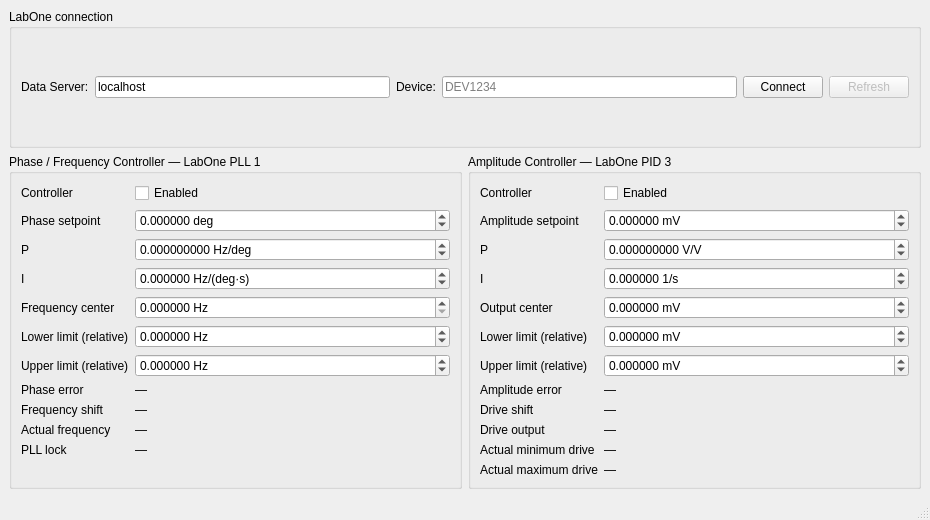
First picture: the form in mfli_oscillation_control_v0.ui, repository S73f4n/zhinstafm, before the edit.
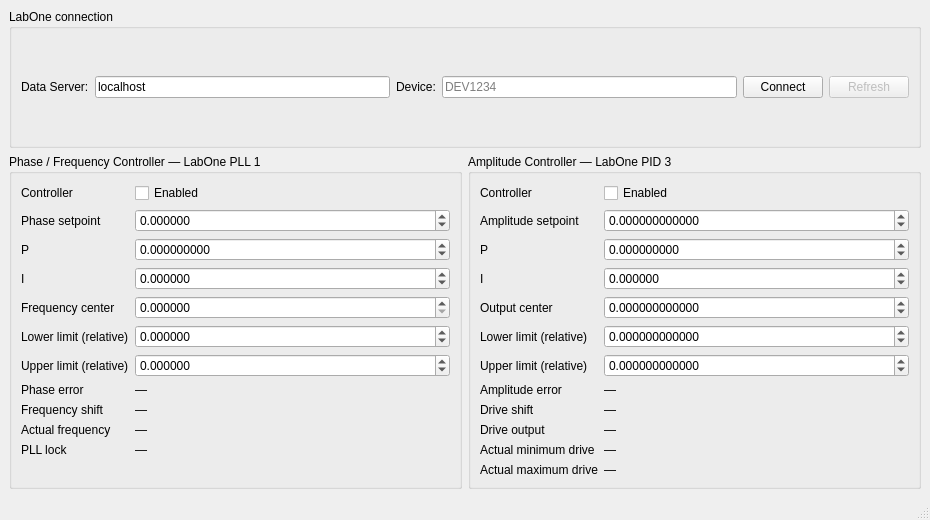
Second picture: the form after the edit. Custom widgets are drawn as their Qt base class.

Commit message: si unit spin boxes

Diff of the .ui file:
```diff
--- a/mfli_oscillation_control_v0.ui
+++ b/mfli_oscillation_control_v0.ui
@@ -107,7 +107,6 @@
            <property name="minimum"><double>-360.000000000000000</double></property>
            <property name="maximum"><double>360.000000000000000</double></property>
            <property name="singleStep"><double>0.100000000000000</double></property>
-           <property name="suffix"><string> deg</string></property>
            <property name="keyboardTracking"><bool>false</bool></property>
           </widget>
          </item>
@@ -122,7 +121,6 @@
            <property name="minimum"><double>-1000000000.000000000000000</double></property>
            <property name="maximum"><double>1000000000.000000000000000</double></property>
            <property name="singleStep"><double>0.010000000000000</double></property>
-           <property name="suffix"><string> Hz/deg</string></property>
            <property name="keyboardTracking"><bool>false</bool></property>
           </widget>
          </item>
@@ -137,7 +135,6 @@
            <property name="minimum"><double>-1000000000000.000000000000000</double></property>
            <property name="maximum"><double>1000000000000.000000000000000</double></property>
            <property name="singleStep"><double>1.000000000000000</double></property>
-           <property name="suffix"><string> Hz/(deg·s)</string></property>
            <property name="keyboardTracking"><bool>false</bool></property>
           </widget>
          </item>
@@ -152,7 +149,6 @@
            <property name="minimum"><double>0.000000000000000</double></property>
            <property name="maximum"><double>10000000000.000000000000000</double></property>
            <property name="singleStep"><double>1.000000000000000</double></property>
-           <property name="suffix"><string> Hz</string></property>
            <property name="keyboardTracking"><bool>false</bool></property>
           </widget>
          </item>
@@ -167,7 +163,6 @@
            <property name="minimum"><double>-1000000000.000000000000000</double></property>
            <property name="maximum"><double>1000000000.000000000000000</double></property>
            <property name="singleStep"><double>1.000000000000000</double></property>
-           <property name="suffix"><string> Hz</string></property>
            <property name="keyboardTracking"><bool>false</bool></property>
           </widget>
          </item>
@@ -182,7 +177,6 @@
            <property name="minimum"><double>-1000000000.000000000000000</double></property>
            <property name="maximum"><double>1000000000.000000000000000</double></property>
            <property name="singleStep"><double>1.000000000000000</double></property>
-           <property name="suffix"><string> Hz</string></property>
            <property name="keyboardTracking"><bool>false</bool></property>
           </widget>
          </item>
@@ -251,12 +245,11 @@
           </widget>
          </item>
          <item row="1" column="1">
-          <widget class="QDoubleSpinBox" name="ampSetpoint">
-           <property name="decimals"><number>6</number></property>
+          <widget class="SISpinBox" name="ampSetpoint">
+           <property name="decimals"><number>12</number></property>
            <property name="minimum"><double>-1000000.000000000000000</double></property>
            <property name="maximum"><double>1000000.000000000000000</double></property>
            <property name="singleStep"><double>0.100000000000000</double></property>
-           <property name="suffix"><string> mV</string></property>
            <property name="keyboardTracking"><bool>false</bool></property>
           </widget>
          </item>
@@ -271,7 +264,6 @@
            <property name="minimum"><double>-1000000000.000000000000000</double></property>
            <property name="maximum"><double>1000000000.000000000000000</double></property>
            <property name="singleStep"><double>0.001000000000000</double></property>
-           <property name="suffix"><string> V/V</string></property>
            <property name="keyboardTracking"><bool>false</bool></property>
           </widget>
          </item>
@@ -286,7 +278,6 @@
            <property name="minimum"><double>-1000000000000.000000000000000</double></property>
            <property name="maximum"><double>1000000000000.000000000000000</double></property>
            <property name="singleStep"><double>0.100000000000000</double></property>
-           <property name="suffix"><string> 1/s</string></property>
            <property name="keyboardTracking"><bool>false</bool></property>
           </widget>
          </item>
@@ -296,12 +287,11 @@
           </widget>
          </item>
          <item row="4" column="1">
-          <widget class="QDoubleSpinBox" name="ampCenter">
-           <property name="decimals"><number>6</number></property>
+          <widget class="SISpinBox" name="ampCenter">
+           <property name="decimals"><number>12</number></property>
            <property name="minimum"><double>-1000000.000000000000000</double></property>
            <property name="maximum"><double>1000000.000000000000000</double></property>
            <property name="singleStep"><double>0.100000000000000</double></property>
-           <property name="suffix"><string> mV</string></property>
            <property name="keyboardTracking"><bool>false</bool></property>
           </widget>
          </item>
@@ -311,12 +301,11 @@
           </widget>
          </item>
          <item row="5" column="1">
-          <widget class="QDoubleSpinBox" name="ampLower">
-           <property name="decimals"><number>6</number></property>
+          <widget class="SISpinBox" name="ampLower">
+           <property name="decimals"><number>12</number></property>
            <property name="minimum"><double>-1000000.000000000000000</double></property>
            <property name="maximum"><double>1000000.000000000000000</double></property>
            <property name="singleStep"><double>0.100000000000000</double></property>
-           <property name="suffix"><string> mV</string></property>
            <property name="keyboardTracking"><bool>false</bool></property>
           </widget>
          </item>
@@ -326,12 +315,11 @@
           </widget>
          </item>
          <item row="6" column="1">
-          <widget class="QDoubleSpinBox" name="ampUpper">
-           <property name="decimals"><number>6</number></property>
+          <widget class="SISpinBox" name="ampUpper">
+           <property name="decimals"><number>12</number></property>
            <property name="minimum"><double>-1000000.000000000000000</double></property>
            <property name="maximum"><double>1000000.000000000000000</double></property>
            <property name="singleStep"><double>0.100000000000000</double></property>
-           <property name="suffix"><string> mV</string></property>
            <property name="keyboardTracking"><bool>false</bool></property>
           </widget>
          </item>
@@ -394,6 +382,13 @@
   </widget>
   <widget class="QStatusBar" name="statusbar"/>
  </widget>
+ <customwidgets>
+  <customwidget>
+   <class>SISpinBox</class>
+   <extends>QDoubleSpinBox</extends>
+   <header>si_spinbox_v0.py</header>
+  </customwidget>
+ </customwidgets>
  <resources/>
  <connections/>
 </ui>
```
Left out of the diff: 16 changed lines with no effect on the pictures. The commit also changes 3 other files.
